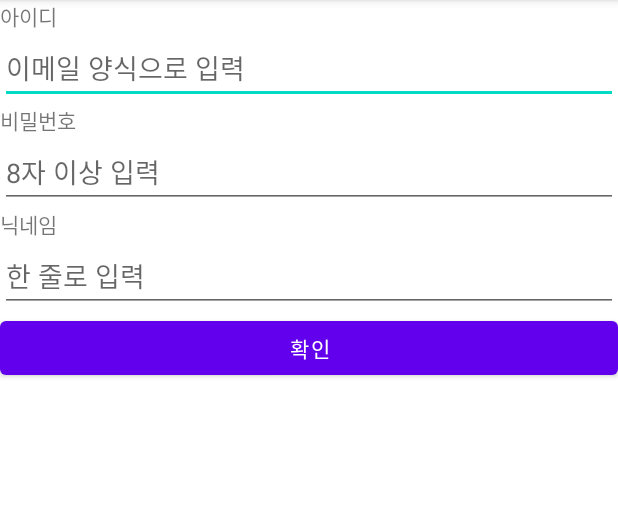
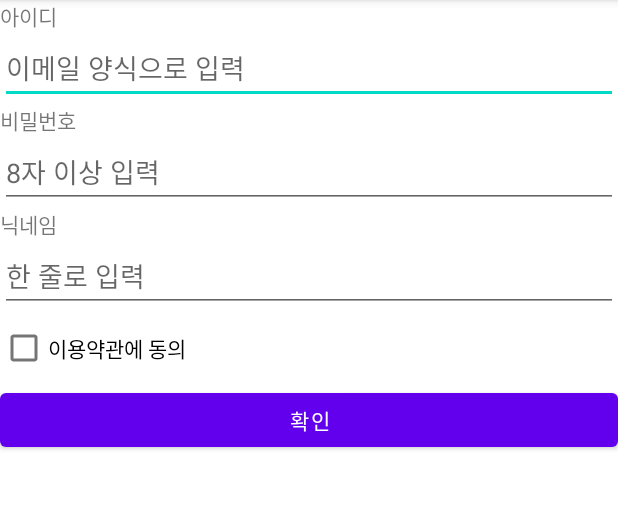
Before and after one commit to Tlovefree/SignupUIPractice_lovefree, an Android app: the screen it shows after launch (MainActivity), on a phone screen of 412 x 824 dp, the part 84-593 px from its top. Run offline under Robolectric (Android 15) with nearby library versions, the phone set to English and light mode, and no system bars.

Commit message:
체크박스 체험

```diff
--- a/app/src/main/res/layout/activity_main.xml
+++ b/app/src/main/res/layout/activity_main.xml
@@ -40,6 +40,11 @@
         android:hint="한 줄로 입력"
         android:singleLine="true"
         android:imeOptions="actionGo"/>
+    <CheckBox
+        android:layout_width="wrap_content"
+        android:layout_height="wrap_content"
+        android:checked="false"
+        android:text="이용약관에 동의"/>
 
     <Button
         android:layout_width="match_parent"
```
